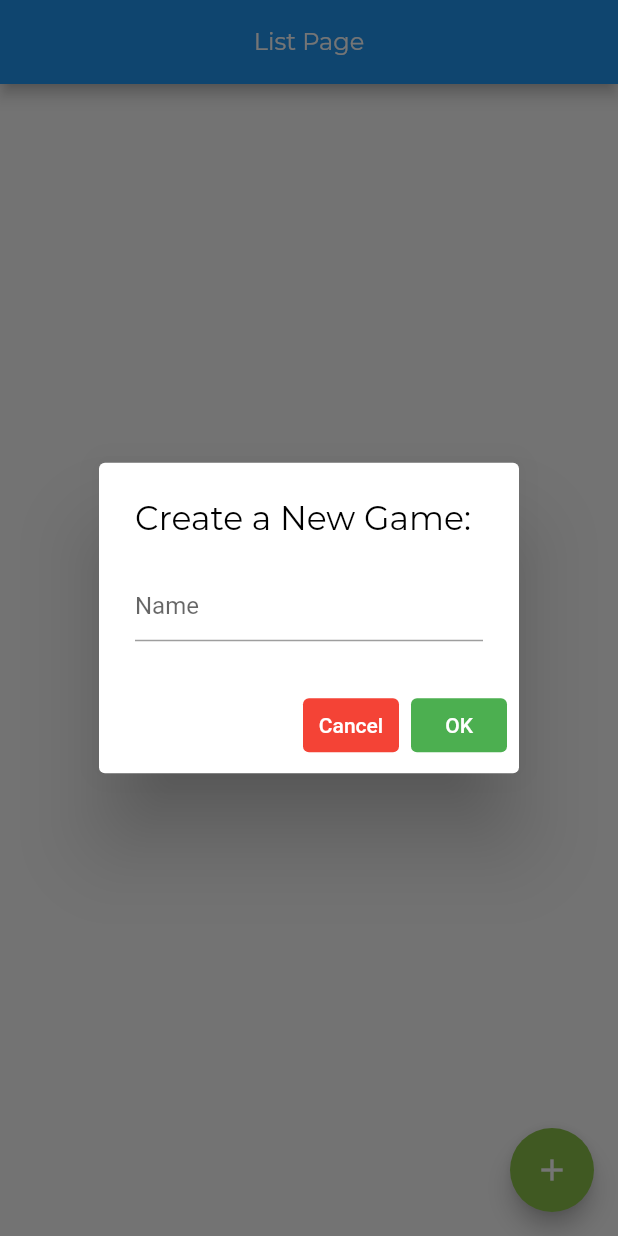
After one commit to JohnHuang1/verbal_scoreboard, a Flutter app: the screen it shows after launch, after a tap on the "add" icon, on a phone screen of 412 x 824 dp. The commit adds this screen. Run offline on Flutter 3.47's test engine with Material 2 defaults, Android fonts, the phone set to English and light mode, and no system bars; our stand-ins replace hive, hive_flutter; accounts and stored records are empty; generated files the repository leaves out were written again.

Commit message:
put dialog box into its own widget

```diff
--- /dev/null
+++ b/lib/game_list/create_game_dialog.dart
@@ -0,0 +1,58 @@
+import 'package:flutter/material.dart';
+
+class CreateGameDialog extends StatefulWidget {
+  final TextEditingController textFieldController;
+  final Function confirmCallback;
+  final Function cancelCallback;
+
+  CreateGameDialog(
+      {this.textFieldController, this.confirmCallback, this.cancelCallback});
+
+  @override
+  _CreateGameDialogState createState() => _CreateGameDialogState();
+}
+
+class _CreateGameDialogState extends State<CreateGameDialog> {
+  @override
+  Widget build(BuildContext context) {
+    return AlertDialog(
+      title: Text("Create a New Game: "),
+      content: TextField(
+        controller: widget.textFieldController,
+        decoration: InputDecoration(hintText: "Name"),
+      ),
+      actions: [
+        TextButton(
+          style: ButtonStyle(
+              backgroundColor: MaterialStateProperty.all<Color>(Colors.red)),
+          onPressed: () async {
+            // setState(() {
+            //   Navigator.pop(context);
+            // });
+            await widget.cancelCallback();
+            Navigator.pop(context);
+          },
+          child: Text(
+            "Cancel",
+            style: TextStyle(color: Colors.white),
+          ),
+        ),
+        TextButton(
+          style: ButtonStyle(
+              backgroundColor: MaterialStateProperty.all<Color>(Colors.green)),
+          onPressed: () async {
+            await widget.confirmCallback();
+            // setState(() {
+            //   Navigator.pop(context);
+            // });
+            Navigator.pop(context);
+          },
+          child: Text(
+            "OK",
+            style: TextStyle(color: Colors.white),
+          ),
+        ),
+      ],
+    );
+  }
+}
```
Also changed, not shown: lib/game_list/list_page.dart (+14 -43 lines).
